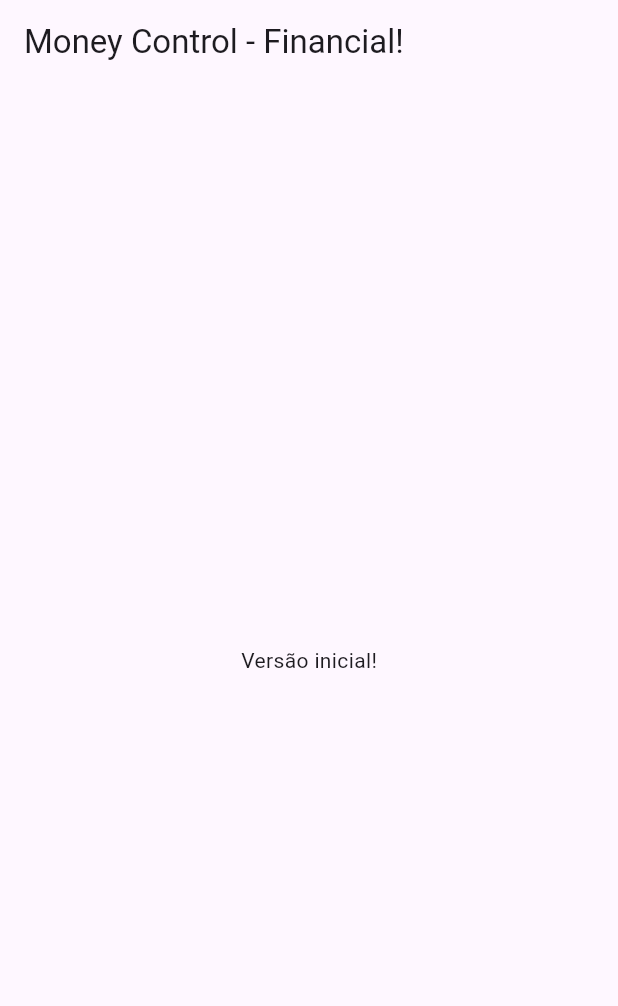
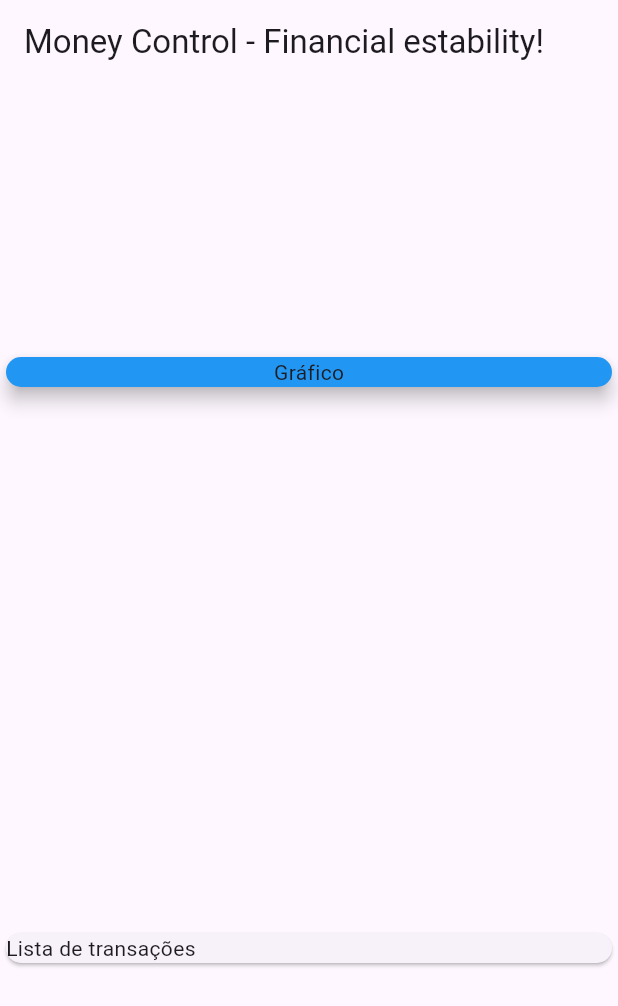
Before and after one commit to ottaviolucrii/moneyControl, a Flutter app: the screen it shows after launch, on a phone screen of 412 x 824 dp. Shown: the top 1006 px of the screen. Run offline on Flutter 3.47's test engine with Material 3 defaults, Android fonts, the phone set to English and light mode, and no system bars.

Commit message:
mudando posicoes da linha do grafico e da lista de transaçoes, e alinhando detalhes

```diff
--- a/lib/main.dart
+++ b/lib/main.dart
@@ -1,6 +1,6 @@
 import 'package:flutter/material.dart';
 
-main () {
+main() {
   runApp(const MoneyControlApp());
 }
 
@@ -23,10 +23,26 @@ class HomePage extends StatelessWidget {
   Widget build(BuildContext context) {
     return Scaffold(
       appBar: AppBar(
-        title: const Text('Money Control - Financial!'),
+        title: Text('Money Control - Financial estability!'),
       ),
-      body: const Center(
-        child: Text('Versão inicial!'),
+      body: Column(
+        mainAxisAlignment: MainAxisAlignment.spaceAround,
+        crossAxisAlignment: CrossAxisAlignment.stretch,
+        children: <Widget>[
+          Container(
+            width: double.infinity,
+            child: Card(
+              color: Colors.blue,
+              child: Center (
+                child: Text('Gráfico'),
+              ),
+              elevation: 5,
+            ),
+          ),
+          Card(
+            child: Text('Lista de transações')
+          ),
+        ],
       ),
     );
   }
```
